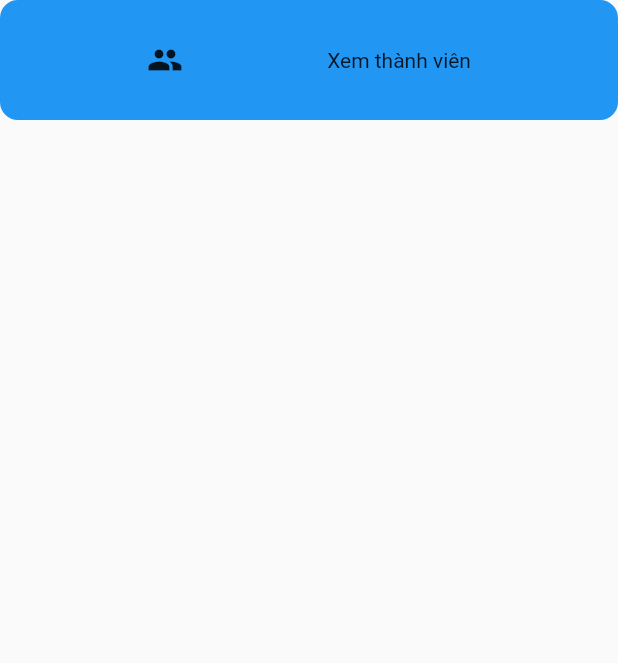
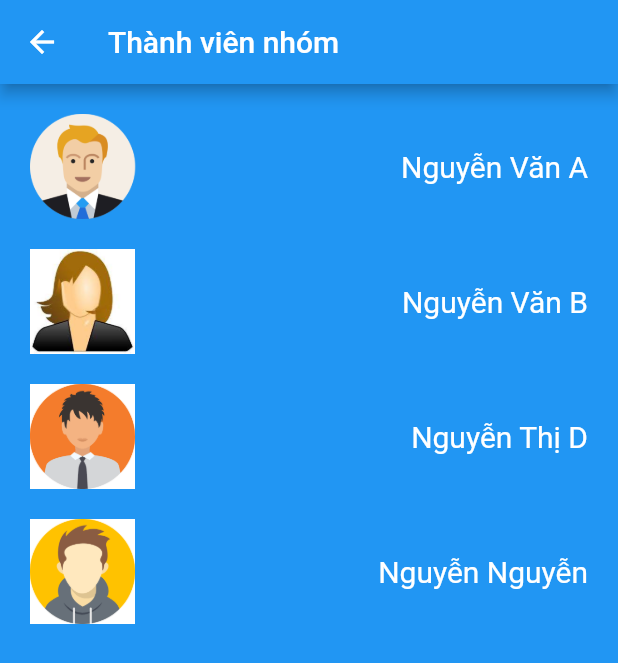
Before and after one commit to khamdd/hci201, a Flutter app: the CustomeGridButton widget shown alone on an empty page, opened directly, after a tap on "Xem thành viên", on a phone screen of 412 x 824 dp. Shown: the top 663 px of the screen. Run offline on Flutter 3.47's test engine with Material 2 defaults, Android fonts, the phone set to English and light mode, and no system bars; our stand-ins replace google_maps_flutter, material_floating_search_bar.

Commit message:
Update UI

```diff
--- /dev/null
+++ b/lib/component/memberList.dart
@@ -0,0 +1,97 @@
+import 'package:flutter/material.dart';
+
+class MemberList extends StatelessWidget {
+  const MemberList({Key? key}) : super(key: key);
+
+  @override
+  Widget build(BuildContext context) {
+    return Scaffold(
+      appBar: AppBar(
+        title: const Text("Thành viên nhóm"),
+      ),
+      body: SafeArea(
+        child: Container(
+          padding: const EdgeInsets.all(20.0),
+          decoration: const BoxDecoration(color: Colors.blue),
+          child: Column(
+            children: [
+              Row(
+                mainAxisAlignment: MainAxisAlignment.spaceBetween,
+                children: [
+                  Container(
+                    height: 70.0,
+                    child: Image.asset("assets/images/img_5.png"),
+                  ),
+                  const Text(
+                    "Nguyễn Văn A",
+                    style: TextStyle(
+                      color: Colors.white,
+                      fontSize: 20.0,
+                    ),
+                  ),
+                ],
+              ),
+              const SizedBox(
+                height: 20.0,
+              ),
+              Row(
+                mainAxisAlignment: MainAxisAlignment.spaceBetween,
+                children: [
+                  Container(
+                    height: 70.0,
+                    child: Image.asset("assets/images/img_2.png"),
+                  ),
+                  const Text(
+                    "Nguyễn Văn B",
+                    style: TextStyle(
+                      color: Colors.white,
+                      fontSize: 20.0,
+                    ),
+                  ),
+                ],
+              ),
+              const SizedBox(
+                height: 20.0,
+              ),
+              Row(
+                mainAxisAlignment: MainAxisAlignment.spaceBetween,
+                children: [
+                  SizedBox(
+                    height: 70.0,
+                    child: Image.asset("assets/images/img_3.png"),
+                  ),
+                  const Text(
+                    "Nguyễn Thị D",
+                    style: TextStyle(
+                      color: Colors.white,
+                      fontSize: 20.0,
+                    ),
+                  ),
+                ],
+              ),
+              const SizedBox(
+                height: 20.0,
+              ),
+              Row(
+                mainAxisAlignment: MainAxisAlignment.spaceBetween,
+                children: [
+                  SizedBox(
+                    height: 70.0,
+                    child: Image.asset("assets/images/img_4.png"),
+                  ),
+                  const Text(
+                    "Nguyễn Nguyễn",
+                    style: TextStyle(
+                      color: Colors.white,
+                      fontSize: 20.0,
+                    ),
+                  ),
+                ],
+              )
+            ],
+          ),
+        ),
+      ),
+    );
+  }
+}
--- a/lib/model/chatMessageModel.dart
+++ b/lib/model/chatMessageModel.dart
@@ -1,6 +1,4 @@
-import 'package:flutter/cupertino.dart';
-
-class ChatMessage{
+class ChatMessage {
   String messageContent;
   String messageType;
 
--- a/lib/model/chatUsersModel.dart
+++ b/lib/model/chatUsersModel.dart
@@ -1,5 +1,3 @@
-import 'package:flutter/cupertino.dart';
-
 class ChatUsers {
   String name;
   String messageText;
--- a/lib/pages/mainPage.dart
+++ b/lib/pages/mainPage.dart
@@ -12,7 +12,7 @@ class MainPage extends StatefulWidget {
 }
 
 class _MainPageState extends State<MainPage> {
-  int _selectedIndex = 1;
+  int _selectedIndex = 0;
   void _onItemTapped(int index) {
     setState(() {
       _selectedIndex = index;
```
Also changed, not shown: lib/component/occurTripPage.dart (+50 -10 lines), lib/component/tripCard.dart (+6 -13 lines), lib/pages/chatDetailPage.dart (+14 -2 lines), lib/pages/chatPage.dart (+19 -18 lines), lib/pages/homePage.dart (+16 -1 lines), lib/pages/login.dart (+46 -26 lines).
